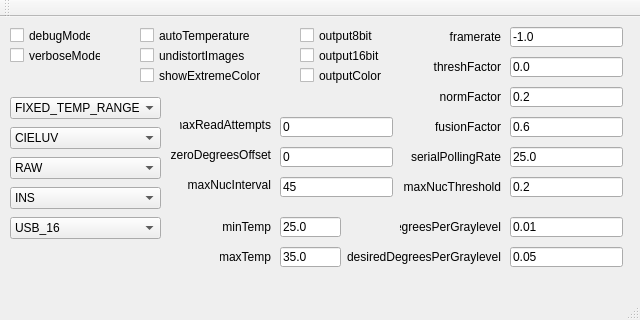
steevo87/thermalvis, file qt/streamer/mainwindow_streamer.ui: the form before one commit.
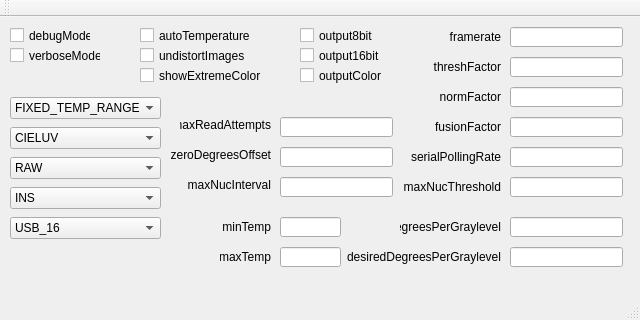
The form after the commit.

What changed in the file:
```diff
--- a/qt/streamer/mainwindow_streamer.ui
+++ b/qt/streamer/mainwindow_streamer.ui
@@ -245,7 +245,7 @@
      </rect>
     </property>
     <property name="text">
-     <string>0.05</string>
+     <string/>
     </property>
    </widget>
    <widget class="QComboBox" name="inputDatatype">
@@ -361,7 +361,7 @@
      </rect>
     </property>
     <property name="text">
-     <string>0</string>
+     <string/>
     </property>
    </widget>
    <widget class="QLineEdit" name="maxNucInterval">
@@ -374,7 +374,7 @@
      </rect>
     </property>
     <property name="text">
-     <string>45</string>
+     <string/>
     </property>
    </widget>
    <widget class="QLineEdit" name="zeroDegreesOffset">
@@ -387,7 +387,7 @@
      </rect>
     </property>
     <property name="text">
-     <string>0</string>
+     <string/>
     </property>
    </widget>
    <widget class="QLineEdit" name="degreesPerGraylevel">
@@ -400,7 +400,7 @@
      </rect>
     </property>
     <property name="text">
-     <string>0.01</string>
+     <string/>
     </property>
    </widget>
    <widget class="QLabel" name="maxReadAttempts_label">
@@ -493,7 +493,7 @@
      </rect>
     </property>
     <property name="text">
-     <string>-1.0</string>
+     <string/>
     </property>
    </widget>
    <widget class="QLabel" name="framerate_label">
@@ -522,7 +522,7 @@
      </rect>
     </property>
     <property name="text">
-     <string>0.0</string>
+     <string/>
     </property>
    </widget>
    <widget class="QLabel" name="threshFactor_label">
@@ -551,7 +551,7 @@
      </rect>
     </property>
     <property name="text">
-     <string>0.2</string>
+     <string/>
     </property>
    </widget>
    <widget class="QLabel" name="normFactor_label">
@@ -580,7 +580,7 @@
      </rect>
     </property>
     <property name="text">
-     <string>0.6</string>
+     <string/>
     </property>
    </widget>
    <widget class="QLabel" name="fusionFactor_label">
@@ -609,7 +609,7 @@
      </rect>
     </property>
     <property name="text">
-     <string>25.0</string>
+     <string/>
     </property>
    </widget>
    <widget class="QLabel" name="serialPollingRate_label">
@@ -638,7 +638,7 @@
      </rect>
     </property>
     <property name="text">
-     <string>0.2</string>
+     <string/>
     </property>
    </widget>
    <widget class="QLabel" name="maxNucThreshold_label">
@@ -667,7 +667,7 @@
      </rect>
     </property>
     <property name="text">
-     <string>25.0</string>
+     <string/>
     </property>
    </widget>
    <widget class="QLabel" name="minTemp_label">
@@ -696,7 +696,7 @@
      </rect>
     </property>
     <property name="text">
-     <string>35.0</string>
+     <string/>
     </property>
    </widget>
    <widget class="QLabel" name="maxTemp_label">
```
